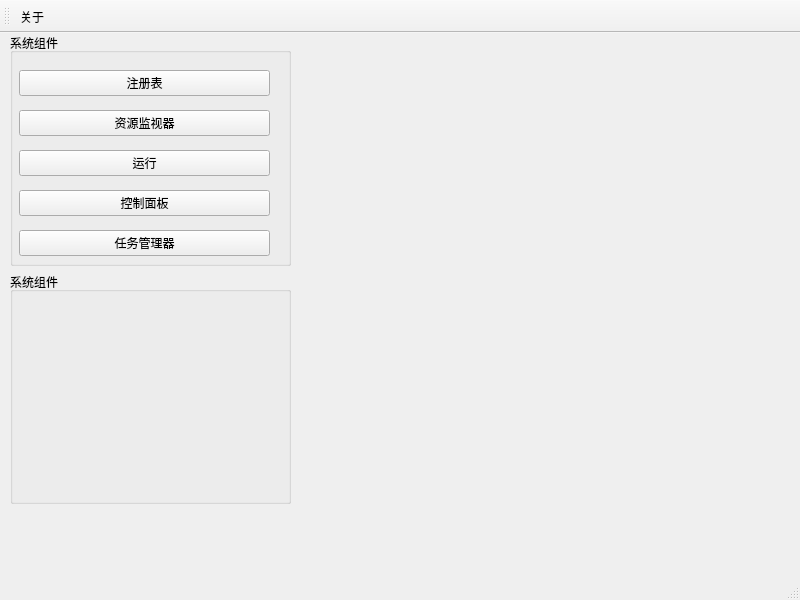
Old version of the form practical_use.ui in the repository benandi/practical_use.
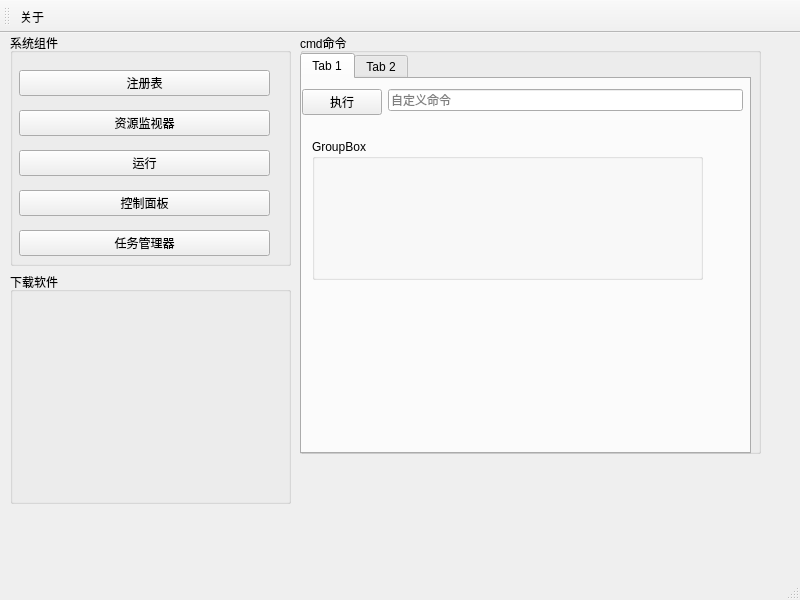
New version of the form.

Commit message: 添加cmd命令模块，tab标签页，未编写槽代码。5.5-afteraoon

```diff
--- a/practical_use.ui
+++ b/practical_use.ui
@@ -81,12 +81,98 @@
      <item>
       <widget class="QGroupBox" name="groupBox">
        <property name="title">
-        <string>系统组件</string>
+        <string>下载软件</string>
        </property>
       </widget>
      </item>
     </layout>
    </widget>
+   <widget class="QGroupBox" name="groupBox_3">
+    <property name="geometry">
+     <rect>
+      <x>300</x>
+      <y>0</y>
+      <width>461</width>
+      <height>421</height>
+     </rect>
+    </property>
+    <property name="title">
+     <string>cmd命令</string>
+    </property>
+    <widget class="QTabWidget" name="tabWidget">
+     <property name="geometry">
+      <rect>
+       <x>0</x>
+       <y>20</y>
+       <width>451</width>
+       <height>401</height>
+      </rect>
+     </property>
+     <property name="currentIndex">
+      <number>0</number>
+     </property>
+     <widget class="QWidget" name="tab">
+      <attribute name="title">
+       <string>Tab 1</string>
+      </attribute>
+      <widget class="QWidget" name="formLayoutWidget">
+       <property name="geometry">
+        <rect>
+         <x>0</x>
+         <y>10</y>
+         <width>441</width>
+         <height>41</height>
+        </rect>
+       </property>
+       <layout class="QFormLayout" name="formLayout">
+        <item row="0" column="0">
+         <widget class="QPushButton" name="pushButton">
+          <property name="text">
+           <string>执行</string>
+          </property>
+         </widget>
+        </item>
+        <item row="0" column="1">
+         <widget class="QLineEdit" name="lineEdit">
+          <property name="placeholderText">
+           <string>自定义命令</string>
+          </property>
+         </widget>
+        </item>
+       </layout>
+      </widget>
+      <widget class="QGroupBox" name="groupBox_4">
+       <property name="geometry">
+        <rect>
+         <x>10</x>
+         <y>60</y>
+         <width>391</width>
+         <height>141</height>
+        </rect>
+       </property>
+       <property name="title">
+        <string>GroupBox</string>
+       </property>
+       <widget class="QWidget" name="gridLayoutWidget">
+        <property name="geometry">
+         <rect>
+          <x>0</x>
+          <y>30</y>
+          <width>381</width>
+          <height>101</height>
+         </rect>
+        </property>
+        <layout class="QGridLayout" name="gridLayout"/>
+       </widget>
+      </widget>
+     </widget>
+     <widget class="QWidget" name="tab_2">
+      <attribute name="title">
+       <string>Tab 2</string>
+      </attribute>
+     </widget>
+    </widget>
+   </widget>
   </widget>
   <widget class="QMenuBar" name="menubar">
    <property name="geometry">
```
The commit also changes 6 other files.
